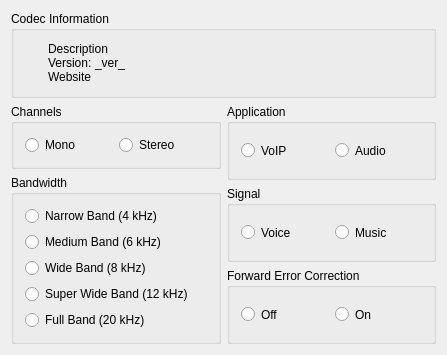
This is branches/dream2018/src/GUI-QT/AACCodecParams.ui in mmjee/dream-patched as Qt 5 draws it before an edit. The edited form follows.
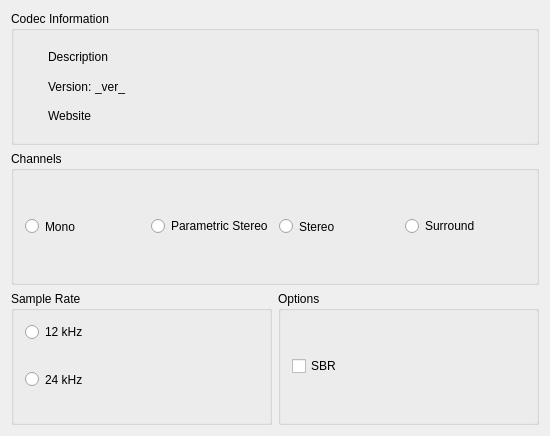
This is the edited form. Icons and pictures are not drawn.

```diff
--- a/branches/dream2018/src/GUI-QT/AACCodecParams.ui
+++ b/branches/dream2018/src/GUI-QT/AACCodecParams.ui
@@ -6,8 +6,8 @@
    <rect>
     <x>0</x>
     <y>0</y>
-    <width>447</width>
-    <height>345</height>
+    <width>550</width>
+    <height>436</height>
    </rect>
   </property>
   <property name="sizePolicy">
@@ -23,7 +23,7 @@
    <iconset resource="res/icons.qrc">
     <normaloff>:/icons/MainIconTx.svg</normaloff>:/icons/MainIconTx.svg</iconset>
   </property>
-  <layout class="QGridLayout">
+  <layout class="QGridLayout" name="gridLayout">
    <item row="0" column="0" colspan="2">
     <widget class="QGroupBox" name="GroupBoxInfo">
      <property name="sizePolicy">
@@ -164,154 +164,7 @@
      </layout>
     </widget>
    </item>
-   <item row="1" column="1">
-    <layout class="QVBoxLayout">
-     <item>
-      <widget class="QGroupBox" name="GroupBoxApplication">
-       <property name="sizePolicy">
-        <sizepolicy hsizetype="Minimum" vsizetype="MinimumExpanding">
-         <horstretch>0</horstretch>
-         <verstretch>0</verstretch>
-        </sizepolicy>
-       </property>
-       <property name="title">
-        <string>Application</string>
-       </property>
-       <layout class="QHBoxLayout">
-        <item>
-         <widget class="QRadioButton" name="RadioButtonAppVOIP">
-          <property name="sizePolicy">
-           <sizepolicy hsizetype="Minimum" vsizetype="MinimumExpanding">
-            <horstretch>0</horstretch>
-            <verstretch>0</verstretch>
-           </sizepolicy>
-          </property>
-          <property name="text">
-           <string>VoIP</string>
-          </property>
-          <attribute name="buttonGroup">
-           <string notr="true">ButtonGroupApplication</string>
-          </attribute>
-         </widget>
-        </item>
-        <item>
-         <widget class="QRadioButton" name="RadioButtonAppAudio">
-          <property name="sizePolicy">
-           <sizepolicy hsizetype="Minimum" vsizetype="MinimumExpanding">
-            <horstretch>0</horstretch>
-            <verstretch>0</verstretch>
-           </sizepolicy>
-          </property>
-          <property name="text">
-           <string>Audio</string>
-          </property>
-          <attribute name="buttonGroup">
-           <string notr="true">ButtonGroupApplication</string>
-          </attribute>
-         </widget>
-        </item>
-       </layout>
-      </widget>
-     </item>
-     <item>
-      <widget class="QGroupBox" name="GroupBoxSignal">
-       <property name="sizePolicy">
-        <sizepolicy hsizetype="Minimum" vsizetype="MinimumExpanding">
-         <horstretch>0</horstretch>
-         <verstretch>0</verstretch>
-        </sizepolicy>
-       </property>
-       <property name="title">
-        <string>Signal</string>
-       </property>
-       <layout class="QHBoxLayout">
-        <item>
-         <widget class="QRadioButton" name="RadioButtonSignalVoice">
-          <property name="sizePolicy">
-           <sizepolicy hsizetype="Minimum" vsizetype="MinimumExpanding">
-            <horstretch>0</horstretch>
-            <verstretch>0</verstretch>
-           </sizepolicy>
-          </property>
-          <property name="text">
-           <string>Voice</string>
-          </property>
-          <attribute name="buttonGroup">
-           <string notr="true">ButtonGroupSignal</string>
-          </attribute>
-         </widget>
-        </item>
-        <item>
-         <widget class="QRadioButton" name="RadioButtonSignalMusic">
-          <property name="sizePolicy">
-           <sizepolicy hsizetype="Minimum" vsizetype="MinimumExpanding">
-            <horstretch>0</horstretch>
-            <verstretch>0</verstretch>
-           </sizepolicy>
-          </property>
-          <property name="text">
-           <string>Music</string>
-          </property>
-          <attribute name="buttonGroup">
-           <string notr="true">ButtonGroupSignal</string>
-          </attribute>
-         </widget>
-        </item>
-       </layout>
-      </widget>
-     </item>
-     <item>
-      <widget class="QGroupBox" name="GroupBoxFEC">
-       <property name="sizePolicy">
-        <sizepolicy hsizetype="Minimum" vsizetype="MinimumExpanding">
-         <horstretch>0</horstretch>
-         <verstretch>0</verstretch>
-        </sizepolicy>
-       </property>
-       <property name="title">
-        <string>Forward Error Correction</string>
-       </property>
-       <layout class="QHBoxLayout">
-        <item>
-         <widget class="QRadioButton" name="RadioButtonFECOff">
-          <property name="sizePolicy">
-           <sizepolicy hsizetype="Minimum" vsizetype="MinimumExpanding">
-            <horstretch>0</horstretch>
-            <verstretch>0</verstretch>
-           </sizepolicy>
-          </property>
-          <property name="text">
-           <string>Off</string>
-          </property>
-          <attribute name="buttonGroup">
-           <string notr="true">ButtonGroupFEC</string>
-          </attribute>
-         </widget>
-        </item>
-        <item>
-         <widget class="QRadioButton" name="RadioButtonFECOn">
-          <property name="sizePolicy">
-           <sizepolicy hsizetype="Minimum" vsizetype="MinimumExpanding">
-            <horstretch>0</horstretch>
-            <verstretch>0</verstretch>
-           </sizepolicy>
-          </property>
-          <property name="text">
-           <string>On</string>
-          </property>
-          <attribute name="buttonGroup">
-           <string notr="true">ButtonGroupFEC</string>
-          </attribute>
-         </widget>
-        </item>
-       </layout>
-      </widget>
-     </item>
-    </layout>
-   </item>
-   <item row="1" column="0">
-    <layout class="QVBoxLayout">
-     <item>
+   <item row="1" column="0" colspan="2">
       <widget class="QGroupBox" name="GroupBoxChannels">
        <property name="sizePolicy">
         <sizepolicy hsizetype="Minimum" vsizetype="MinimumExpanding">
@@ -322,7 +175,7 @@
        <property name="title">
         <string>Channels</string>
        </property>
-       <layout class="QHBoxLayout">
+     <layout class="QHBoxLayout" name="horizontalLayout">
         <item>
          <widget class="QRadioButton" name="RadioButtonChannelsMono">
           <property name="sizePolicy">
@@ -339,6 +192,13 @@
           </attribute>
          </widget>
         </item>
+      <item>
+       <widget class="QRadioButton" name="RadioButtonChannelsParametricStereo">
+        <property name="text">
+         <string>Parametric Stereo</string>
+        </property>
+       </widget>
+      </item>
         <item>
          <widget class="QRadioButton" name="RadioButtonChannelsStereo">
           <property name="sizePolicy">
@@ -355,11 +215,18 @@
           </attribute>
          </widget>
         </item>
+      <item>
+       <widget class="QRadioButton" name="RadioButtonChannelsSurround">
+        <property name="text">
+         <string>Surround</string>
+        </property>
+       </widget>
+      </item>
        </layout>
       </widget>
      </item>
-     <item>
-      <widget class="QGroupBox" name="GroupBoxBandwidth">
+   <item row="2" column="0">
+    <widget class="QGroupBox" name="GroupBoxSampleRate">
        <property name="sizePolicy">
         <sizepolicy hsizetype="Minimum" vsizetype="MinimumExpanding">
          <horstretch>0</horstretch>
@@ -367,75 +234,11 @@
         </sizepolicy>
        </property>
        <property name="title">
-        <string>Bandwidth</string>
-       </property>
-       <layout class="QVBoxLayout">
+      <string>Sample Rate</string>
+     </property>
+     <layout class="QVBoxLayout" name="verticalLayout_2">
         <item>
-         <widget class="QRadioButton" name="RadioButtonBandwidthNB">
-          <property name="sizePolicy">
-           <sizepolicy hsizetype="Minimum" vsizetype="MinimumExpanding">
-            <horstretch>0</horstretch>
-            <verstretch>0</verstretch>
-           </sizepolicy>
-          </property>
-          <property name="text">
-           <string>Narrow Band (4 kHz)</string>
-          </property>
-          <attribute name="buttonGroup">
-           <string notr="true">ButtonGroupBandwidth</string>
-          </attribute>
-         </widget>
-        </item>
-        <item>
-         <widget class="QRadioButton" name="RadioButtonBandwidthMB">
-          <property name="sizePolicy">
-           <sizepolicy hsizetype="Minimum" vsizetype="MinimumExpanding">
-            <horstretch>0</horstretch>
-            <verstretch>0</verstretch>
-           </sizepolicy>
-          </property>
-          <property name="text">
-           <string>Medium Band (6 kHz)</string>
-          </property>
-          <attribute name="buttonGroup">
-           <string notr="true">ButtonGroupBandwidth</string>
-          </attribute>
-         </widget>
-        </item>
-        <item>
-         <widget class="QRadioButton" name="RadioButtonBandwidthWB">
-          <property name="sizePolicy">
-           <sizepolicy hsizetype="Minimum" vsizetype="MinimumExpanding">
-            <horstretch>0</horstretch>
-            <verstretch>0</verstretch>
-           </sizepolicy>
-          </property>
-          <property name="text">
-           <string>Wide Band (8 kHz)</string>
-          </property>
-          <attribute name="buttonGroup">
-           <string notr="true">ButtonGroupBandwidth</string>
-          </attribute>
-         </widget>
-        </item>
-        <item>
-         <widget class="QRadioButton" name="RadioButtonBandwidthSWB">
-          <property name="sizePolicy">
-           <sizepolicy hsizetype="Minimum" vsizetype="MinimumExpanding">
-            <horstretch>0</horstretch>
-            <verstretch>0</verstretch>
-           </sizepolicy>
-          </property>
-          <property name="text">
-           <string>Super Wide Band (12 kHz)</string>
-          </property>
-          <attribute name="buttonGroup">
-           <string notr="true">ButtonGroupBandwidth</string>
-          </attribute>
-         </widget>
-        </item>
-        <item>
-         <widget class="QRadioButton" name="RadioButtonBandwidthFB">
+       <widget class="QRadioButton" name="RadioButton12kHz">
           <property name="sizePolicy">
            <sizepolicy hsizetype="Minimum" vsizetype="Minimum">
             <horstretch>0</horstretch>
@@ -443,17 +246,47 @@
            </sizepolicy>
           </property>
           <property name="text">
-           <string>Full Band (20 kHz)</string>
+         <string>12 kHz</string>
           </property>
           <attribute name="buttonGroup">
            <string notr="true">ButtonGroupBandwidth</string>
           </attribute>
          </widget>
         </item>
+      <item>
+       <widget class="QRadioButton" name="RadioButton24kHz">
+        <property name="sizePolicy">
+         <sizepolicy hsizetype="Minimum" vsizetype="MinimumExpanding">
+          <horstretch>0</horstretch>
+          <verstretch>0</verstretch>
+         </sizepolicy>
+        </property>
+        <property name="text">
+         <string>24 kHz</string>
+        </property>
+        <attribute name="buttonGroup">
+         <string notr="true">ButtonGroupSampleRate</string>
+        </attribute>
+       </widget>
+      </item>
        </layout>
       </widget>
      </item>
-    </layout>
+   <item row="2" column="1">
+    <widget class="QGroupBox" name="GroupBoxOptions">
+     <property name="title">
+      <string>Options</string>
+     </property>
+     <layout class="QVBoxLayout" name="verticalLayout">
+      <item>
+       <widget class="QCheckBox" name="CheckBoxSBR">
+        <property name="text">
+         <string>SBR</string>
+        </property>
+       </widget>
+      </item>
+     </layout>
+    </widget>
    </item>
   </layout>
  </widget>
```
Left out of the diff: 20 changed lines with no effect on the pictures. Lines whose indentation alone changed are shown as unchanged.
